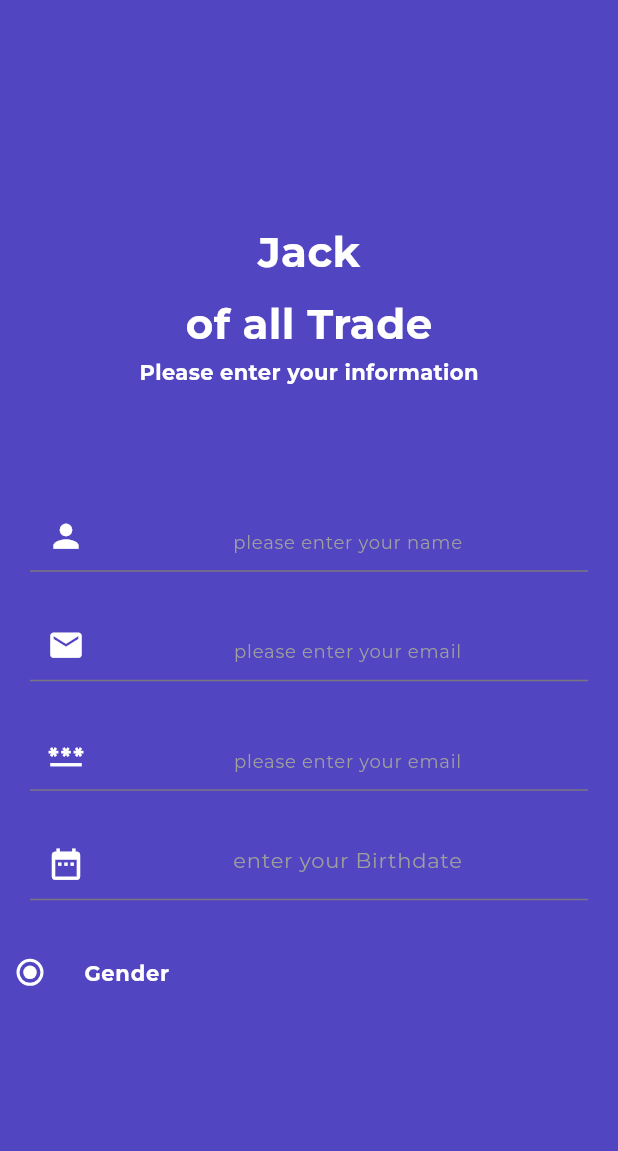
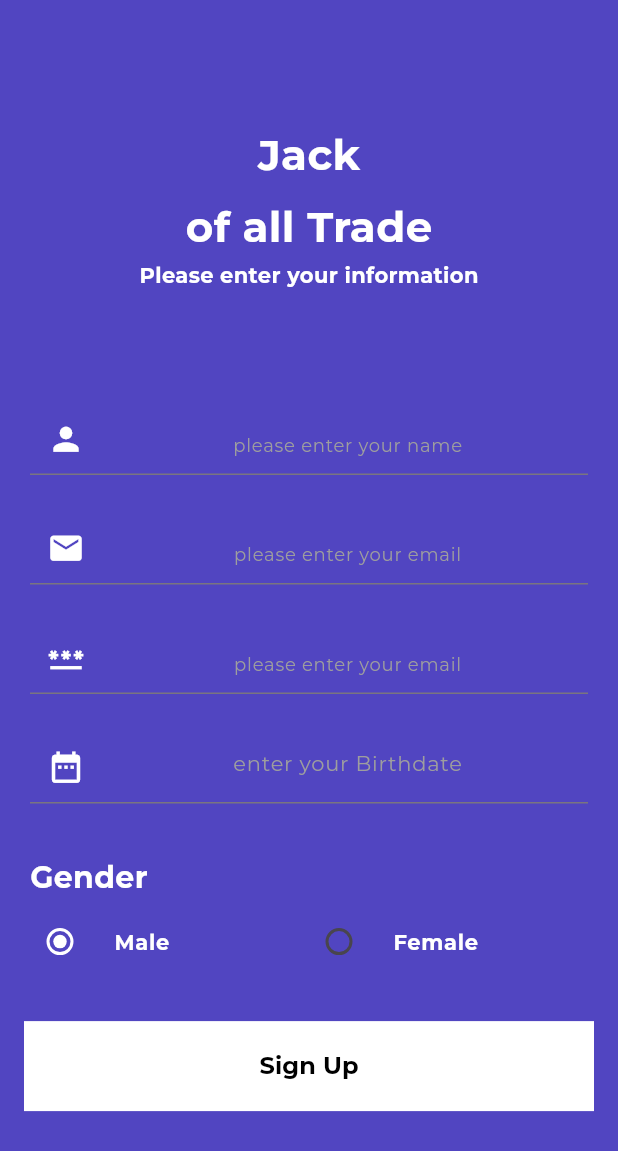
Before and after one commit to Alfonzo-Kgakole/flutter_auth_ui, a Flutter app: the screen it shows after launch, on a phone screen of 412 x 824 dp. Shown: the top 1151 px of the screen. Run offline on Flutter 3.47's test engine with Material 2 defaults, Android fonts, the phone set to English and light mode, and no system bars; our stand-ins replace google_fonts.

Commit message:
the time is 12:59 am and am super tried I have been coding for close to for about 3 hours now. I wanted to finish this application today but right now am super tried and I want to sleep. I will finish this application late today.

```diff
--- a/lib/pages/registrationPage.dart
+++ b/lib/pages/registrationPage.dart
@@ -123,10 +123,19 @@ class _RegistrationState extends State<Registration> {
                 },
               ),
             ),
-            const SizedBox(height: 10),
-            Column(
+            const SizedBox(height: 25),
+            Padding(
+              padding: const EdgeInsets.only(left: 20.0, right: 20),
+              child: Column(
+                crossAxisAlignment: CrossAxisAlignment.start,
                 children: [
                   const SizedBox(height: 10),
+                  Text("Gender", style: GoogleFonts.montserrat(
+                    color: AppColors.whiteColor,
+                    fontSize: 20,
+                    fontWeight: FontWeight.bold
+                  ),
+                  ),
                   Row(
                     children: [
                       Flexible(
@@ -136,7 +145,7 @@ class _RegistrationState extends State<Registration> {
                           groupValue: genderSelected,
                           activeColor: AppColors.whiteColor,
                           title: Text(
-                          "Gender",
+                            "Male",
                             style: GoogleFonts.montserrat(
                                 fontSize: 14,
                                 color: AppColors.whiteColor,
@@ -151,9 +160,56 @@ class _RegistrationState extends State<Registration> {
                           },
                         ),
                       ),
+                      Flexible(
+                        fit: FlexFit.loose,
+                        child: RadioListTile(
+                          contentPadding: EdgeInsets.zero,
+                          groupValue: genderSelected,
+                          activeColor: AppColors.whiteColor,
+                          title: Text(
+                            "Female",
+                            style: GoogleFonts.montserrat(
+                                fontSize: 14,
+                                color: AppColors.whiteColor,
+                                fontWeight: FontWeight.bold),
+                          ),
+                          value: "Female",
+                          onChanged: (value) {
+                            setState(() {
+                              genderSelected = value.toString();
+                            });
+                            print(genderSelected);
+                          },
+                        ),
+                      ),
                     ],
                   )
                 ],
+              ),
+            ),
+            const SizedBox(height: 25),
+            SizedBox(
+              height:60,
+              child: MaterialButton(
+                onPressed: (){},
+                elevation: 5,
+                child: Container(
+                  color: AppColors.whiteColor,
+                  decoration: BoxDecoration(
+                    borderRadius: BorderRadius.circular(30),
+                  ),
+                  constraints:  BoxConstraints(
+                    maxHeight:60,
+                  ),
+                  alignment:Alignment.center,
+                  child: Text("Sign Up", style: GoogleFonts.montserrat(
+                    fontSize: 16,
+                    color: Colors.black,
+                    fontWeight: FontWeight.bold
+                  )
+                  ),
+                ),
+              )
             )
           ],
         ),
```
Lines whose indentation alone changed are shown as unchanged.
